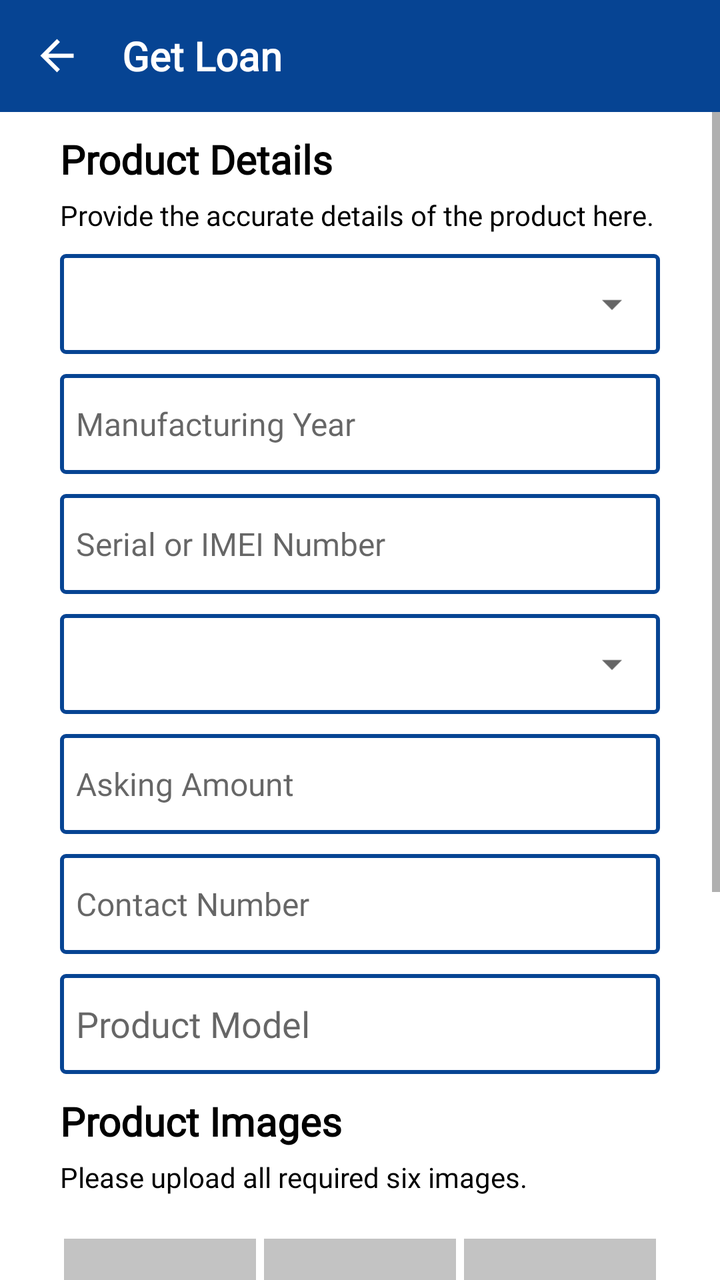
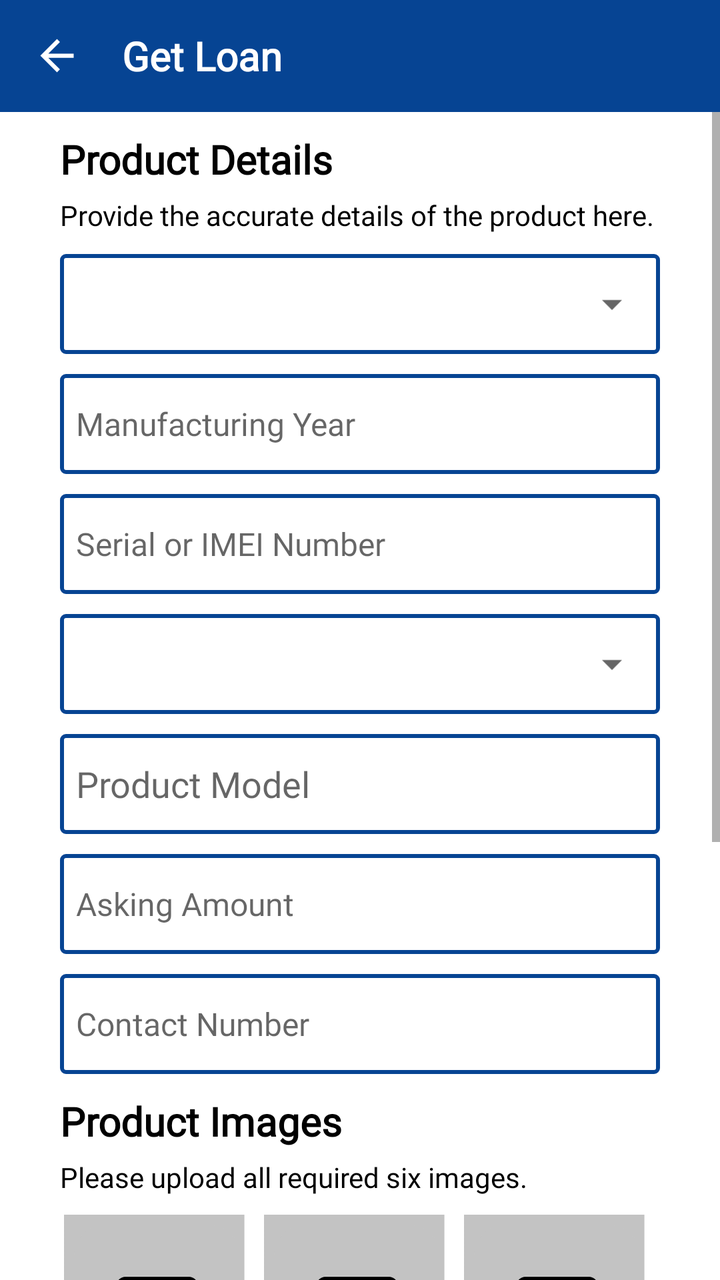

Screens rendered from an Android XML layout before and after an edit, with the pre-edit source and the edit as a unified diff.
<!-- AndroidManifest.xml: application theme Theme.MGXChange -->
<!-- res/layout/activity_add_product_to_get_loan.xml -->
<?xml version="1.0" encoding="utf-8"?>
<LinearLayout xmlns:android="http://schemas.android.com/apk/res/android"
    xmlns:app="http://schemas.android.com/apk/res-auto"
    xmlns:tools="http://schemas.android.com/tools"
    android:layout_width="match_parent"
    android:layout_height="match_parent"
    android:orientation="vertical"
    tools:context=".activities.AddProductToGetLoan"
    >


    <androidx.appcompat.widget.Toolbar
        android:id="@+id/toolbar_product_details"
        android:layout_width="match_parent"
        android:layout_height="?attr/actionBarSize"
        android:background="?attr/colorPrimary"
        app:popupTheme="@style/AppTheme.PopupOverlay">

        <RelativeLayout
            android:layout_width="match_parent"
            android:layout_height="match_parent">

            <TextView
                android:id="@+id/title_toolbar"
                android:layout_width="wrap_content"
                android:layout_height="wrap_content"
                android:layout_centerVertical="true"
                android:layout_toEndOf="@id/img_btn_back"
                android:layout_toRightOf="@id/img_btn_back"
                android:fontFamily="@font/sf_regular"
                android:text="@string/toolbar_get_loan"
                android:textColor="@color/white"
                android:textSize="20sp"
                android:textStyle="bold" />

            <ImageView
                android:id="@+id/img_btn_back"
                android:layout_width="25dp"
                android:layout_height="35dp"
                android:layout_alignParentStart="true"
                android:layout_alignParentLeft="true"
                android:layout_centerInParent="true"
                android:layout_marginEnd="20dp"
                android:layout_marginRight="20dp"
                android:src="@drawable/ic_back_button" />
        </RelativeLayout>
    </androidx.appcompat.widget.Toolbar>

    <ScrollView
        android:layout_width="match_parent"
        android:layout_height="match_parent">

        <LinearLayout
            android:layout_width="match_parent"
            android:layout_height="wrap_content"
            android:background="@color/white"
            android:orientation="vertical">

            <TextView
                android:id="@+id/tv_customer_complain_header"
                android:layout_width="wrap_content"
                android:layout_height="wrap_content"
                android:layout_marginLeft="30dp"
                android:layout_marginTop="10dp"
                android:layout_marginRight="30dp"
                android:fontFamily="@font/sf_bold"
                android:text="@string/product_header_product_details"
                android:textColor="@color/black"
                android:textSize="20sp"
                android:textStyle="bold" />

            <TextView
                android:id="@+id/tv_customer_complain_header_below"
                android:layout_width="wrap_content"
                android:layout_height="wrap_content"
                android:layout_marginLeft="30dp"
                android:layout_marginTop="5dp"
                android:layout_marginRight="30dp"
                android:fontFamily="@font/sf_regular"
                android:text="@string/text_product_header"
                android:textColor="@color/black" />

            <LinearLayout
                android:layout_width="match_parent"
                android:layout_height="wrap_content"
                android:layout_marginLeft="30dp"
                android:layout_marginTop="10dp"
                android:layout_marginRight="30dp"
                android:background="@drawable/custom_et_all"
                android:orientation="vertical">

                <Spinner
                    android:id="@+id/spProductType"
                    android:layout_width="match_parent"
                    android:layout_height="50dp"
                    android:padding="4dp"
                    android:spinnerMode="dropdown" />

            </LinearLayout>

            <EditText
                android:id="@+id/etProductYear"
                android:layout_width="match_parent"
                android:layout_height="50dp"
                android:layout_marginLeft="30dp"
                android:layout_marginTop="10dp"
                android:layout_marginRight="30dp"
                android:background="@drawable/custom_et_all"
                android:fontFamily="@font/sf_regular"
                android:hint="@string/product_year_text"
                android:inputType="text"
                android:maxLines="1"
                android:padding="8dp"
                android:textSize="16sp" />

            <EditText
                android:id="@+id/etProductSerial"
                android:layout_width="match_parent"
                android:layout_height="50dp"
                android:layout_marginLeft="30dp"
                android:layout_marginTop="10dp"
                android:layout_marginRight="30dp"
                android:background="@drawable/custom_et_all"
                android:fontFamily="@font/sf_regular"
                android:hint="@string/complain_item_serial_or_imei"
                android:inputType="text"
                android:maxLines="1"
                android:padding="8dp"
                android:textSize="16sp" />

            <LinearLayout
                android:layout_width="match_parent"
                android:layout_height="wrap_content"
                android:layout_marginLeft="30dp"
                android:layout_marginTop="10dp"
                android:layout_marginRight="30dp"
                android:background="@drawable/custom_et_all"
                android:orientation="vertical">

                <Spinner
                    android:id="@+id/spProductCondition"
                    android:layout_width="match_parent"
                    android:layout_height="50dp"
                    android:padding="4dp"
                    android:spinnerMode="dropdown" />
            </LinearLayout>

            <EditText
                android:id="@+id/etAskingAmount"
                android:layout_width="match_parent"
                android:layout_height="50dp"
                android:layout_marginLeft="30dp"
                android:layout_marginTop="10dp"
                android:layout_marginRight="30dp"
                android:background="@drawable/custom_et_all"
                android:fontFamily="@font/sf_regular"
                android:hint="@string/required_loan_amount_text"
                android:inputType="text"
                android:maxLines="1"
                android:padding="8dp"
                android:paddingTop="8dp"
                android:textSize="16sp" />

            <EditText
                android:id="@+id/etContactNumber"
                android:layout_width="match_parent"
                android:layout_height="50dp"
                android:layout_marginLeft="30dp"
                android:layout_marginTop="10dp"
                android:layout_marginRight="30dp"
                android:background="@drawable/custom_et_all"
                android:fontFamily="@font/sf_regular"
                android:hint="@string/contact"
                android:inputType="phone"
                android:padding="8dp"
                android:textSize="16sp" />

            <EditText
                android:id="@+id/etProductDetails"
                android:layout_width="match_parent"
                android:layout_height="50dp"
                android:layout_marginLeft="30dp"
                android:layout_marginTop="10dp"
                android:layout_marginRight="30dp"
                android:background="@drawable/custom_et_all"
                android:fontFamily="@font/sf_regular"
                android:hint="@string/complain_product_detail"
                android:inputType="text"
                android:padding="8dp"
                android:textSize="18sp" />

            <TextView
                android:id="@+id/tv_product_images_header"
                android:layout_width="wrap_content"
                android:layout_height="wrap_content"
                android:layout_marginLeft="30dp"
                android:layout_marginTop="10dp"
                android:layout_marginRight="30dp"
                android:fontFamily="@font/sf_bold"
                android:text="@string/product_image_header"
                android:textColor="@color/black"
                android:textSize="20sp"
                android:textStyle="bold" />

            <TextView
                android:id="@+id/tv_product_images_text"
                android:layout_width="wrap_content"
                android:layout_height="wrap_content"
                android:layout_marginLeft="30dp"
                android:layout_marginTop="5dp"
                android:layout_marginRight="30dp"
                android:fontFamily="@font/sf_regular"
                android:text="@string/product_image_text"
                android:textColor="@color/black" />

            <LinearLayout
                android:layout_width="match_parent"
                android:layout_height="wrap_content"
                android:layout_marginLeft="30dp"
                android:layout_marginRight="30dp"
                android:gravity="center"
                android:orientation="horizontal"
                android:weightSum="3">

                <RelativeLayout
                    android:layout_width="0dp"
                    android:layout_height="wrap_content"
                    android:layout_marginLeft="2dp"
                    android:layout_marginTop="5dp"
                    android:layout_marginRight="2dp"
                    android:layout_weight="1">

                    <ImageView
                        android:id="@+id/ivProductImage1"
                        android:layout_width="100dp"
                        android:layout_height="100dp"
                        android:layout_centerInParent="true"
                        android:src="@drawable/image_default" />

                    <ImageView
                        android:id="@+id/ivProductImageChoose1"
                        android:layout_width="40dp"
                        android:layout_height="40dp"
                        android:layout_alignParentEnd="true"
                        android:layout_alignParentRight="true"
                        android:layout_alignParentBottom="true"
                        android:clickable="true"
                        android:focusable="true"
                        android:src="@drawable/ic_add_a_photo" />
                </RelativeLayout>

                <RelativeLayout
                    android:layout_width="0dp"
                    android:layout_height="wrap_content"
                    android:layout_marginLeft="2dp"
                    android:layout_marginTop="5dp"
                    android:layout_marginRight="2dp"
                    android:layout_weight="1">

                    <ImageView
                        android:id="@+id/ivProductImage2"
                        android:layout_width="100dp"
                        android:layout_height="100dp"
                        android:layout_centerInParent="true"
                        android:src="@drawable/image_default" />

                    <ImageView
                        android:id="@+id/ivProductImageChoose2"
                        android:layout_width="40dp"
                        android:layout_height="40dp"
                        android:layout_alignParentEnd="true"
                        android:layout_alignParentRight="true"
                        android:layout_alignParentBottom="true"
                        android:clickable="true"
                        android:focusable="true"
                        android:src="@drawable/ic_add_a_photo" />
                </RelativeLayout>

                <RelativeLayout
                    android:layout_width="0dp"
                    android:layout_height="wrap_content"
                    android:layout_marginLeft="2dp"
                    android:layout_marginTop="5dp"
                    android:layout_marginRight="2dp"
                    android:layout_weight="1">

                    <ImageView
                        android:id="@+id/ivProductImage3"
                        android:layout_width="100dp"
                        android:layout_height="100dp"
                        android:layout_centerInParent="true"
                        android:src="@drawable/image_default" />

                    <ImageView
                        android:id="@+id/ivProductImageChoose3"
                        android:layout_width="40dp"
                        android:layout_height="40dp"
                        android:layout_alignParentEnd="true"
                        android:layout_alignParentRight="true"
                        android:layout_alignParentBottom="true"
                        android:clickable="true"
                        android:focusable="true"
                        android:src="@drawable/ic_add_a_photo" />
                </RelativeLayout>
            </LinearLayout>

            <LinearLayout
                android:layout_width="match_parent"
                android:layout_height="wrap_content"
                android:layout_marginLeft="30dp"
                android:layout_marginRight="30dp"
                android:baselineAligned="false"
                android:gravity="center"
                android:orientation="horizontal"
                android:weightSum="3">

                <RelativeLayout
                    android:layout_width="0dp"
                    android:layout_height="wrap_content"
                    android:layout_marginLeft="2dp"
                    android:layout_marginTop="5dp"
                    android:layout_marginRight="2dp"
                    android:layout_weight="1">

                    <ImageView
                        android:id="@+id/ivProductImage4"
                        android:layout_width="100dp"
                        android:layout_height="100dp"
                        android:layout_centerInParent="true"
                        android:src="@drawable/image_default" />

                    <ImageView
                        android:id="@+id/ivProductImageChoose4"
                        android:layout_width="40dp"
                        android:layout_height="40dp"
                        android:layout_alignParentEnd="true"
                        android:layout_alignParentRight="true"
                        android:layout_alignParentBottom="true"
                        android:clickable="true"
                        android:focusable="true"
                        android:src="@drawable/ic_add_a_photo" />
                </RelativeLayout>

                <RelativeLayout
                    android:layout_width="0dp"
                    android:layout_height="wrap_content"
                    android:layout_marginLeft="2dp"
                    android:layout_marginTop="5dp"
                    android:layout_marginRight="2dp"
                    android:layout_weight="1">

                    <ImageView
                        android:id="@+id/ivProductImage5"
                        android:layout_width="100dp"
                        android:layout_height="100dp"
                        android:layout_centerInParent="true"
                        android:src="@drawable/image_default" />

                    <ImageView
                        android:id="@+id/ivProductImageChoose5"
                        android:layout_width="40dp"
                        android:layout_height="40dp"
                        android:layout_alignParentEnd="true"
                        android:layout_alignParentRight="true"
                        android:layout_alignParentBottom="true"
                        android:clickable="true"
                        android:focusable="true"
                        android:src="@drawable/ic_add_a_photo" />
                </RelativeLayout>
                <RelativeLayout
                    android:layout_width="0dp"
                    android:layout_height="wrap_content"
                    android:layout_marginLeft="2dp"
                    android:layout_marginTop="5dp"
                    android:layout_marginRight="2dp"
                    android:layout_weight="1">

                    <ImageView
                        android:id="@+id/ivProductImage6"
                        android:layout_width="100dp"
                        android:layout_height="100dp"
                        android:layout_centerInParent="true"
                        android:src="@drawable/image_default" />

                    <ImageView
                        android:id="@+id/ivProductImageChoose6"
                        android:layout_width="40dp"
                        android:layout_height="40dp"
                        android:layout_alignParentEnd="true"
                        android:layout_alignParentRight="true"
                        android:layout_alignParentBottom="true"
                        android:clickable="true"
                        android:focusable="true"
                        android:src="@drawable/ic_add_a_photo" />
                </RelativeLayout>
            </LinearLayout>

            <Button
                android:id="@+id/btnSubmitProduct"
                android:layout_width="match_parent"
                android:layout_height="wrap_content"
                android:layout_marginLeft="30dp"
                android:layout_marginTop="20dp"
                android:layout_marginRight="30dp"
                android:layout_marginBottom="50dp"
                android:background="@drawable/custom_btn_bg"
                android:fontFamily="@font/sf_regular"
                android:padding="8dp"
                android:text="@string/post_product"
                android:textAllCaps="false"
                android:textColor="@color/white"
                android:textSize="18sp" />
        </LinearLayout>
    </ScrollView>

</LinearLayout>
<!-- resources referenced by this layout -->
<resources>
  <color name="black">#000000</color>
  <color name="white">#FFFFFF</color>
  <!-- drawable custom_btn_bg (drawable) -->
  <?xml version="1.0" encoding="utf-8"?>
  <shape xmlns:android="http://schemas.android.com/apk/res/android">
  
      <solid
          android:color="@color/colorPrimary"
          />
  
  </shape>
  <!-- drawable custom_et_all (drawable) -->
  <?xml version="1.0" encoding="utf-8"?>
  <shape xmlns:android="http://schemas.android.com/apk/res/android">
  
      <solid
          android:color="@color/white"
          />
      <stroke
          android:color="@color/colorPrimary"
          android:width="2dp"
          />
      <corners
          android:radius="2dp"
          />
  </shape>
  <!-- drawable ic_add_a_photo (drawable) -->
  <vector android:height="24dp" android:tint="#064493"
      android:viewportHeight="24" android:viewportWidth="24"
      android:width="24dp" xmlns:android="http://schemas.android.com/apk/res/android">
      <path android:fillColor="@android:color/white" android:pathData="M3,4V1h2v3h3v2H5v3H3V6H0V4H3zM6,10V7h3V4h7l1.83,2H21c1.1,0 2,0.9 2,2v12c0,1.1 -0.9,2 -2,2H5c-1.1,0 -2,-0.9 -2,-2V10H6zM13,19c2.76,0 5,-2.24 5,-5s-2.24,-5 -5,-5s-5,2.24 -5,5S10.24,19 13,19zM9.8,14c0,1.77 1.43,3.2 3.2,3.2s3.2,-1.43 3.2,-3.2s-1.43,-3.2 -3.2,-3.2S9.8,12.23 9.8,14z"/>
  </vector>
  <!-- drawable ic_back_button (drawable) -->
  <vector android:height="24dp" android:tint="#FFFFFF"
      android:viewportHeight="24.0" android:viewportWidth="24.0"
      android:width="24dp" xmlns:android="http://schemas.android.com/apk/res/android">
      <path android:fillColor="#FF000000" android:pathData="M20,11H7.83l5.59,-5.59L12,4l-8,8 8,8 1.41,-1.41L7.83,13H20v-2z"/>
  </vector>
  <!-- drawable image_default: jpg bitmap (drawable, 10460 bytes) -->
  <string name="complain_item_serial_or_imei">Serial or IMEI Number</string>
  <string name="complain_product_detail">Product Model</string>
  <string name="contact">Contact Number</string>
  <string name="post_product">Post</string>
  <string name="product_header_product_details">Product Details</string>
  <string name="product_image_header">Product Images</string>
  <string name="product_image_text">Please upload all required six images.</string>
  <string name="product_year_text">Manufacturing Year</string>
  <string name="required_loan_amount_text">Asking Amount</string>
  <string name="text_product_header">Provide the accurate details of the product here.</string>
  <string name="toolbar_get_loan">Get Loan</string>
  <style name="AppTheme.PopupOverlay" parent="ThemeOverlay.AppCompat.Light" />
  <style name="Theme.MGXChange" parent="Theme.MaterialComponents.DayNight.NoActionBar">
          
          <item name="colorPrimary">@color/colorPrimary</item>
          <item name="colorPrimaryVariant">@color/colorPrimaryDark</item>
          <item name="colorOnPrimary">@color/white</item>
          
          <item name="colorSecondary">@color/colorPrimary</item>
          <item name="colorSecondaryVariant">@color/colorPrimaryDark</item>
          <item name="colorOnSecondary">@color/black</item>
          
          <item name="android:statusBarColor" tools:targetApi="l">?attr/colorPrimaryVariant</item>
          
      </style>
  <color name="colorPrimary">#064493</color>
  <style name="Theme.MaterialComponents.DayNight.NoActionBar">
          <item name="windowActionBar">false</item>
          <item name="windowNoTitle">true</item>
      </style>
  <color name="colorPrimaryDark">#073E85</color>
</resources>

<!-- the commit's change to res/layout/activity_add_product_to_get_loan.xml (unified diff, before → after) -->
@@ -7,8 +7,6 @@
     android:orientation="vertical"
     tools:context=".activities.AddProductToGetLoan"
     >
-
-
     <androidx.appcompat.widget.Toolbar
         android:id="@+id/toolbar_product_details"
         android:layout_width="match_parent"
@@ -144,7 +142,19 @@
                     android:padding="4dp"
                     android:spinnerMode="dropdown" />
             </LinearLayout>
-
+            <EditText
+                android:id="@+id/etProductDetails"
+                android:layout_width="match_parent"
+                android:layout_height="50dp"
+                android:layout_marginLeft="30dp"
+                android:layout_marginTop="10dp"
+                android:layout_marginRight="30dp"
+                android:background="@drawable/custom_et_all"
+                android:fontFamily="@font/sf_regular"
+                android:hint="@string/complain_product_detail"
+                android:inputType="text"
+                android:padding="8dp"
+                android:textSize="18sp" />
             <EditText
                 android:id="@+id/etAskingAmount"
                 android:layout_width="match_parent"
@@ -175,19 +185,7 @@
                 android:padding="8dp"
                 android:textSize="16sp" />
 
-            <EditText
-                android:id="@+id/etProductDetails"
-                android:layout_width="match_parent"
-                android:layout_height="50dp"
-                android:layout_marginLeft="30dp"
-                android:layout_marginTop="10dp"
-                android:layout_marginRight="30dp"
-                android:background="@drawable/custom_et_all"
-                android:fontFamily="@font/sf_regular"
-                android:hint="@string/complain_product_detail"
-                android:inputType="text"
-                android:padding="8dp"
-                android:textSize="18sp" />
+
 
             <TextView
                 android:id="@+id/tv_product_images_header"
@@ -239,8 +237,8 @@
 
                     <ImageView
                         android:id="@+id/ivProductImageChoose1"
-                        android:layout_width="40dp"
-                        android:layout_height="40dp"
+                        android:layout_width="50dp"
+                        android:layout_height="50dp"
                         android:layout_alignParentEnd="true"
                         android:layout_alignParentRight="true"
                         android:layout_alignParentBottom="true"
@@ -393,6 +391,50 @@
                         android:focusable="true"
                         android:src="@drawable/ic_add_a_photo" />
                 </RelativeLayout>
+            </LinearLayout>
+
+            <LinearLayout
+                android:layout_width="match_parent"
+                android:layout_height="wrap_content"
+                android:layout_marginLeft="30dp"
+                android:layout_marginTop="10dp"
+                android:layout_marginRight="30dp"
+                android:baselineAligned="false"
+                android:orientation="horizontal"
+                android:weightSum="3">
+
+                <CheckBox
+                    android:id="@+id/chkProductTerms"
+                    android:layout_width="wrap_content"
+                    android:layout_height="wrap_content"
+                    android:layout_marginTop="2dp"
+                    android:layout_weight="0.5"/>
+                <TextView
+                    android:layout_width="wrap_content"
+                    android:layout_height="wrap_content"
+                    android:layout_marginLeft="-10dp"
+                    android:layout_marginTop="15dp"
+                    android:layout_marginRight="-10dp"
+                    android:layout_weight="0.5"
+                    android:fontFamily="@font/sf_regular"
+                    android:text="@string/terms_and_conditions_label"
+                    android:textColor="@color/black"
+                    />
+                <TextView
+                    android:id="@+id/tvProductTerms"
+                    android:layout_width="wrap_content"
+                    android:layout_height="wrap_content"
+                    android:layout_marginLeft="3dp"
+                    android:layout_marginTop="15dp"
+                    android:layout_marginRight="3dp"
+                    android:layout_weight="2"
+                    android:fontFamily="@font/sf_semi_bold"
+                    android:gravity="right"
+                    android:text="@string/terms_and_conditions"
+                    android:textColor="@color/colorPrimary"
+                    android:textStyle="italic"
+                    />
+
             </LinearLayout>
 
             <Button
<!-- resource entries referenced after the edit -->
@@ -38,16 +38,18 @@
       android:width="24dp" xmlns:android="http://schemas.android.com/apk/res/android">
       <path android:fillColor="#FF000000" android:pathData="M20,11H7.83l5.59,-5.59L12,4l-8,8 8,8 1.41,-1.41L7.83,13H20v-2z"/>
   </vector>
-  <!-- drawable image_default: jpg bitmap (drawable, 10460 bytes) -->
+  <!-- drawable image_default: png bitmap (drawable, 13548 bytes) -->
   <string name="complain_item_serial_or_imei">Serial or IMEI Number</string>
   <string name="complain_product_detail">Product Model</string>
   <string name="contact">Contact Number</string>
-  <string name="post_product">Post</string>
+  <string name="post_product">Submit Product</string>
   <string name="product_header_product_details">Product Details</string>
   <string name="product_image_header">Product Images</string>
   <string name="product_image_text">Please upload all required six images.</string>
   <string name="product_year_text">Manufacturing Year</string>
   <string name="required_loan_amount_text">Asking Amount</string>
+  <string name="terms_and_conditions">Product Terms</string>
+  <string name="terms_and_conditions_label">I accept Terms &amp; Conditions</string>
   <string name="text_product_header">Provide the accurate details of the product here.</string>
   <string name="toolbar_get_loan">Get Loan</string>
   <style name="AppTheme.PopupOverlay" parent="ThemeOverlay.AppCompat.Light" />
